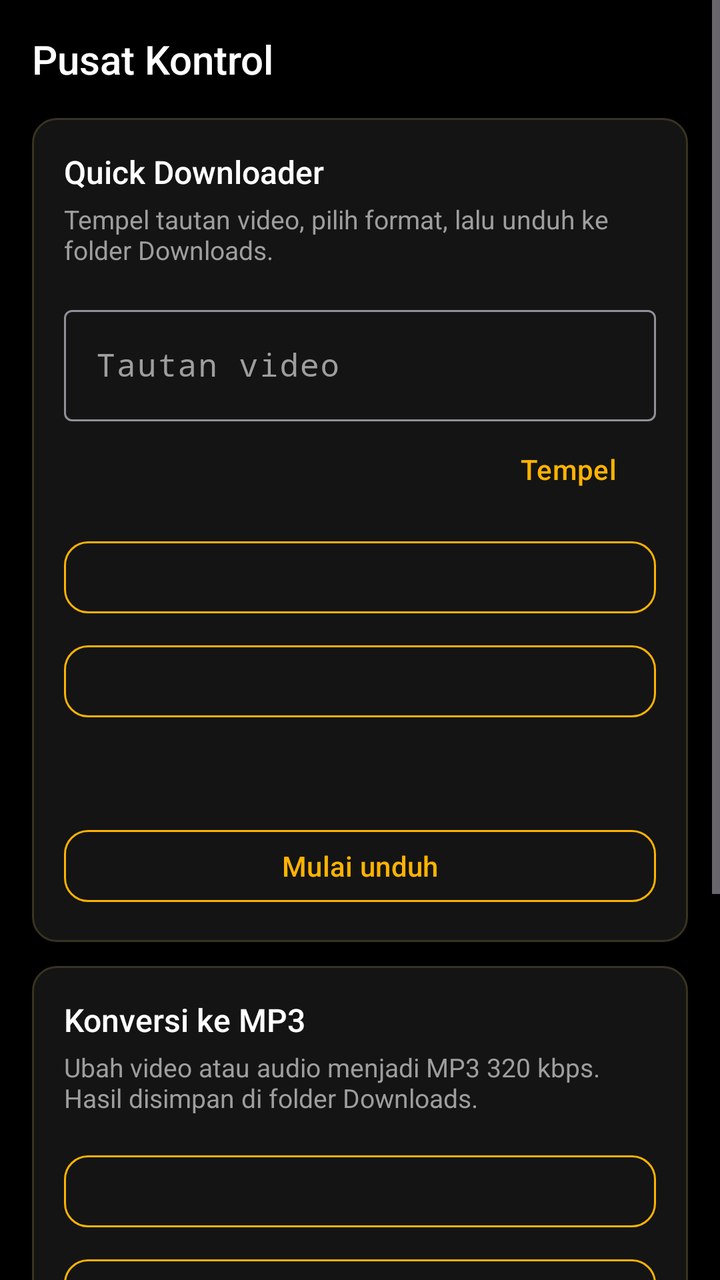
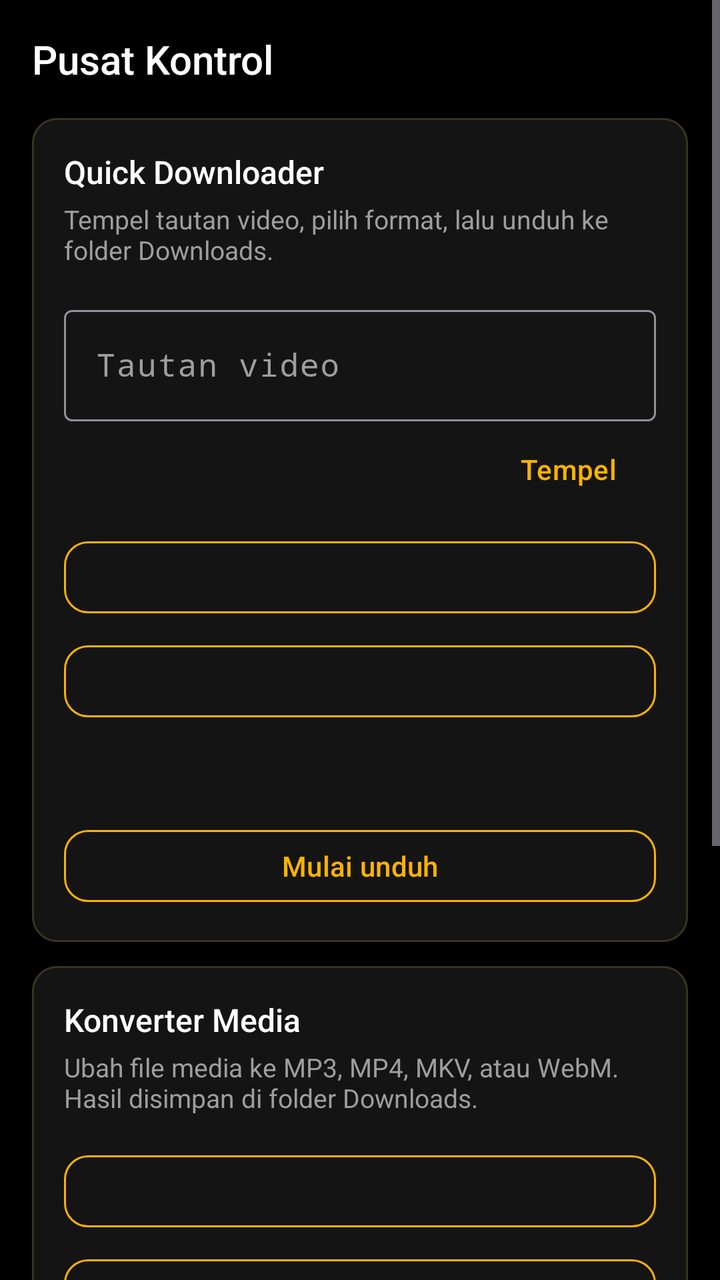

The first picture is an Android layout as it rendered before a commit; the second is the same layout after the commit. The layout source and the unified diff follow.
<!-- AndroidManifest.xml: another module's application theme Theme.Molina -->
<!-- res/layout/fragment_tools.xml -->
<?xml version="1.0" encoding="utf-8"?>
<ScrollView xmlns:android="http://schemas.android.com/apk/res/android"
    android:layout_width="match_parent"
    android:layout_height="match_parent"
    android:background="@color/ms_bg"
    android:clipToPadding="false"
    android:fillViewport="true">

    <LinearLayout
        android:layout_width="match_parent"
        android:layout_height="wrap_content"
        android:orientation="vertical"
        android:padding="@dimen/ms_space_md">

        <TextView
            style="@style/Molina.Text.Title"
            android:layout_width="match_parent"
            android:layout_height="wrap_content"
            android:layout_marginBottom="@dimen/ms_space_md"
            android:text="@string/tools_title" />

        <LinearLayout
            android:layout_width="match_parent"
            android:layout_height="wrap_content"
            android:background="@drawable/ms_bg_card"
            android:orientation="vertical"
            android:padding="@dimen/ms_space_md">

            <TextView
                style="@style/Molina.Text.Item"
                android:layout_width="match_parent"
                android:layout_height="wrap_content"
                android:text="@string/tools_downloader_title" />

            <TextView
                style="@style/Molina.Text.Body"
                android:layout_width="match_parent"
                android:layout_height="wrap_content"
                android:layout_marginTop="@dimen/ms_space_xs"
                android:text="@string/tools_downloader_desc" />

            <com.google.android.material.textfield.TextInputLayout
                android:id="@+id/tools_url_layout"
                android:layout_width="match_parent"
                android:layout_height="wrap_content"
                android:layout_marginTop="@dimen/ms_space_md"
                android:hint="@string/tools_url_hint"
                android:textColorHint="@color/ms_text_secondary">

                <com.google.android.material.textfield.TextInputEditText
                    android:id="@+id/tools_url"
                    android:layout_width="match_parent"
                    android:layout_height="wrap_content"
                    android:fontFamily="monospace"
                    android:inputType="textUri|textNoSuggestions"
                    android:maxLines="3"
                    android:textColor="@color/ms_text_primary" />
            </com.google.android.material.textfield.TextInputLayout>

            <com.google.android.material.button.MaterialButton
                android:id="@+id/tools_paste"
                style="@style/Molina.Button.Text"
                android:layout_width="wrap_content"
                android:layout_height="wrap_content"
                android:layout_gravity="end"
                android:text="@string/tools_paste" />

            <com.google.android.material.button.MaterialButton
                android:id="@+id/tools_format"
                style="@style/Molina.Button.Outlined"
                android:layout_width="match_parent"
                android:layout_height="wrap_content"
                android:layout_marginTop="@dimen/ms_space_sm" />

            <com.google.android.material.button.MaterialButton
                android:id="@+id/tools_engine"
                style="@style/Molina.Button.Outlined"
                android:layout_width="match_parent"
                android:layout_height="wrap_content"
                android:layout_marginTop="@dimen/ms_space_sm" />

            <TextView
                android:id="@+id/tools_requires"
                style="@style/Molina.Text.Caption"
                android:layout_width="match_parent"
                android:layout_height="wrap_content"
                android:layout_marginTop="@dimen/ms_space_md" />

            <com.google.android.material.button.MaterialButton
                android:id="@+id/tools_start"
                style="@style/Molina.Button.Outlined"
                android:layout_width="match_parent"
                android:layout_height="wrap_content"
                android:layout_marginTop="@dimen/ms_space_md"
                android:text="@string/tools_start" />
        </LinearLayout>

        <LinearLayout
            android:layout_width="match_parent"
            android:layout_height="wrap_content"
            android:layout_marginTop="@dimen/ms_card_gap"
            android:background="@drawable/ms_bg_card"
            android:orientation="vertical"
            android:padding="@dimen/ms_space_md">

            <TextView
                style="@style/Molina.Text.Item"
                android:layout_width="match_parent"
                android:layout_height="wrap_content"
                android:text="@string/tools_convert_title" />

            <TextView
                style="@style/Molina.Text.Body"
                android:layout_width="match_parent"
                android:layout_height="wrap_content"
                android:layout_marginTop="@dimen/ms_space_xs"
                android:text="@string/tools_convert_desc" />

            <com.google.android.material.button.MaterialButton
                android:id="@+id/tools_convert_pick"
                style="@style/Molina.Button.Outlined"
                android:layout_width="match_parent"
                android:layout_height="wrap_content"
                android:layout_marginTop="@dimen/ms_space_md"
                android:ellipsize="middle"
                android:maxLines="1" />

            <com.google.android.material.button.MaterialButton
                android:id="@+id/tools_convert_start"
                style="@style/Molina.Button.Outlined"
                android:layout_width="match_parent"
                android:layout_height="wrap_content"
                android:layout_marginTop="@dimen/ms_space_sm"
                android:text="@string/tools_convert_start" />
        </LinearLayout>

        <LinearLayout
            android:layout_width="match_parent"
            android:layout_height="wrap_content"
            android:layout_marginTop="@dimen/ms_card_gap"
            android:background="@drawable/ms_bg_card"
            android:orientation="vertical"
            android:padding="@dimen/ms_space_md">

            <TextView
                style="@style/Molina.Text.Item"
                android:layout_width="match_parent"
                android:layout_height="wrap_content"
                android:text="@string/tools_probe_title" />

            <TextView
                style="@style/Molina.Text.Body"
                android:layout_width="match_parent"
                android:layout_height="wrap_content"
                android:layout_marginTop="@dimen/ms_space_xs"
                android:text="@string/tools_probe_desc" />

            <com.google.android.material.button.MaterialButton
                android:id="@+id/tools_probe_pick"
                style="@style/Molina.Button.Outlined"
                android:layout_width="match_parent"
                android:layout_height="wrap_content"
                android:layout_marginTop="@dimen/ms_space_md"
                android:ellipsize="middle"
                android:maxLines="1" />

            <com.google.android.material.button.MaterialButton
                android:id="@+id/tools_probe_start"
                style="@style/Molina.Button.Outlined"
                android:layout_width="match_parent"
                android:layout_height="wrap_content"
                android:layout_marginTop="@dimen/ms_space_sm"
                android:text="@string/tools_probe_start" />
        </LinearLayout>
    </LinearLayout>
</ScrollView>
<!-- resources referenced by this layout -->
<resources>
  <color name="ms_bg">#000000</color>
  <color name="ms_text_primary">#FFFFFF</color>
  <color name="ms_text_secondary">#9E9E9E</color>
  <dimen name="ms_card_gap">12dp</dimen>
  <dimen name="ms_space_md">16dp</dimen>
  <dimen name="ms_space_sm">8dp</dimen>
  <dimen name="ms_space_xs">4dp</dimen>
  <!-- drawable ms_bg_card (drawable) -->
  <?xml version="1.0" encoding="utf-8"?>
  <shape xmlns:android="http://schemas.android.com/apk/res/android" android:shape="rectangle">
      <solid android:color="@color/ms_card" />
      <stroke
          android:width="@dimen/ms_card_stroke"
          android:color="@color/ms_card_border" />
      <corners android:radius="@dimen/ms_card_radius" />
  </shape>
  <string name="tools_convert_desc">Ubah video atau audio menjadi MP3 320 kbps. Hasil disimpan di folder Downloads.</string>
  <string name="tools_convert_start">Konversi ke MP3</string>
  <string name="tools_convert_title">Konversi ke MP3</string>
  <string name="tools_downloader_desc">Tempel tautan video, pilih format, lalu unduh ke folder Downloads.</string>
  <string name="tools_downloader_title">Quick Downloader</string>
  <string name="tools_paste">Tempel</string>
  <string name="tools_probe_desc">Tampilkan durasi, codec, resolusi, dan bitrate sebuah file media.</string>
  <string name="tools_probe_start">Tampilkan info</string>
  <string name="tools_probe_title">Info video (ffprobe)</string>
  <string name="tools_start">Mulai unduh</string>
  <string name="tools_title">Pusat Kontrol</string>
  <string name="tools_url_hint">Tautan video</string>
  <style name="Molina.Button.Outlined" parent="Widget.Material3.Button.OutlinedButton">
          <item name="strokeColor">@color/ms_outlined_stroke</item>
          <item name="strokeWidth">1dp</item>
          <item name="cornerRadius">@dimen/ms_button_radius</item>
          <item name="rippleColor">@color/ms_ripple</item>
          <item name="android:textColor">@color/ms_outlined_content</item>
          <item name="android:textAllCaps">false</item>
          <item name="android:fontFamily">sans-serif-medium</item>
          <item name="android:minHeight">44dp</item>
      </style>
  <style name="Molina.Button.Text" parent="Widget.Material3.Button.TextButton">
          <item name="cornerRadius">@dimen/ms_button_radius</item>
          <item name="rippleColor">@color/ms_ripple</item>
          <item name="android:textColor">@color/ms_outlined_content</item>
          <item name="android:textAllCaps">false</item>
          <item name="android:fontFamily">sans-serif-medium</item>
      </style>
  <style name="Molina.Text.Body">
          <item name="android:textSize">13sp</item>
          <item name="android:textColor">@color/ms_text_secondary</item>
      </style>
  <style name="Molina.Text.Caption">
          <item name="android:textSize">12sp</item>
          <item name="android:textColor">@color/ms_text_secondary</item>
      </style>
  <style name="Molina.Text.Item">
          <item name="android:textSize">16sp</item>
          <item name="android:fontFamily">sans-serif-medium</item>
      </style>
  <style name="Molina.Text.Title">
          <item name="android:textSize">20sp</item>
          <item name="android:fontFamily">sans-serif-medium</item>
      </style>
  <color name="ms_card">#141414</color>
  <dimen name="ms_card_stroke">1dp</dimen>
  <color name="ms_card_border">#3A3320</color>
  <dimen name="ms_card_radius">12dp</dimen>
  <dimen name="ms_button_radius">12dp</dimen>
  <color name="ms_ripple">#29FFB300</color>
  <color name="molina_amber">#FFB300</color>
  <color name="molina_bg">#0E0E10</color>
  <color name="molina_amber_container">#33FFB300</color>
  <color name="molina_surface">#16161A</color>
  <!-- unchanged entries left out for length: 1 -->
</resources>

<!-- the commit's change to res/layout/fragment_tools.xml (unified diff, before → after) -->
@@ -126,6 +126,13 @@
                 android:maxLines="1" />
 
             <com.google.android.material.button.MaterialButton
+                android:id="@+id/tools_convert_format"
+                style="@style/Molina.Button.Outlined"
+                android:layout_width="match_parent"
+                android:layout_height="wrap_content"
+                android:layout_marginTop="@dimen/ms_space_sm" />
+
+            <com.google.android.material.button.MaterialButton
                 android:id="@+id/tools_convert_start"
                 style="@style/Molina.Button.Outlined"
                 android:layout_width="match_parent"
<!-- resource entries referenced after the edit -->
@@ -16,9 +16,9 @@
           android:color="@color/ms_card_border" />
       <corners android:radius="@dimen/ms_card_radius" />
   </shape>
-  <string name="tools_convert_desc">Ubah video atau audio menjadi MP3 320 kbps. Hasil disimpan di folder Downloads.</string>
-  <string name="tools_convert_start">Konversi ke MP3</string>
-  <string name="tools_convert_title">Konversi ke MP3</string>
+  <string name="tools_convert_desc">Ubah file media ke MP3, MP4, MKV, atau WebM. Hasil disimpan di folder Downloads.</string>
+  <string name="tools_convert_start">Konversi</string>
+  <string name="tools_convert_title">Konverter Media</string>
   <string name="tools_downloader_desc">Tempel tautan video, pilih format, lalu unduh ke folder Downloads.</string>
   <string name="tools_downloader_title">Quick Downloader</string>
   <string name="tools_paste">Tempel</string>
